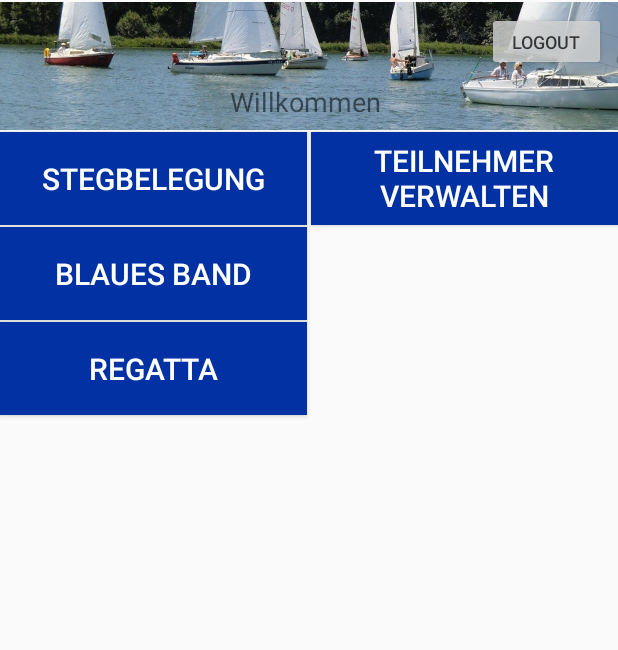
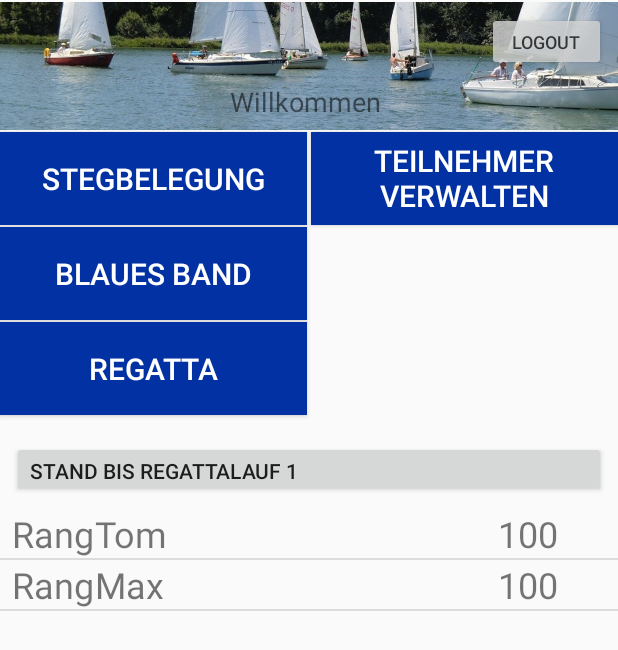
Before and after one commit to Kurmuro/WCGAPP, an Android app: the screen it shows after launch once a user with an empty profile is signed in (Startseite), on a phone screen of 412 x 824 dp. Shown: the top 650 px of the screen. Run offline under Robolectric (Android 15) with nearby library versions, the phone set to English and light mode, and no system bars; our stand-ins replace Firebase (no records; nobody signed in at launch, a user with empty details on screens opened directly).

Commit message:
rangliste

```diff
--- a/app/src/main/java/de/wassersportclub/wcg/Regatta.java
+++ b/app/src/main/java/de/wassersportclub/wcg/Regatta.java
@@ -268,8 +268,6 @@ public class Regatta extends AppCompatActivity {
                         buffer.append(dataSnapshot.child("Nachname").getValue().toString());
 
                         users.add(buffer.toString());
-
-                        System.out.println("test1" + " " + users);
                     }
 
 
@@ -286,7 +284,7 @@ public class Regatta extends AppCompatActivity {
             public void onDataChange(DataSnapshot dataSnapshot) {
                 //Wenn auf Datenbank zugegriffen werden kann:
 
-                ListView list = findViewById(R.id.rangliste);
+                ListView list = findViewById(R.id.auswahlliste);
                 list.setAdapter(new MyListAdapter(Regatta.this, R.layout.regatta_items, users, usersid));
             }
 
--- a/app/src/main/java/de/wassersportclub/wcg/Startseite.java
+++ b/app/src/main/java/de/wassersportclub/wcg/Startseite.java
@@ -1,14 +1,24 @@
 package de.wassersportclub.wcg;
 
+import android.content.Context;
+import android.content.Intent;
+import android.os.Bundle;
+import android.view.LayoutInflater;
+import android.view.View;
+import android.view.ViewGroup;
+import android.widget.ArrayAdapter;
+import android.widget.Button;
+import android.widget.ListView;
+import android.widget.TextView;
+
+import androidx.annotation.NonNull;
+import androidx.annotation.Nullable;
 import androidx.appcompat.app.AppCompatActivity;
 
-import android.content.Intent;
-import android.os.Bundle;
-import android.view.View;
-import android.widget.Button;
-import android.widget.TextView;
+import com.google.firebase.auth.FirebaseAuth;
 
-import com.google.firebase.auth.FirebaseAuth;
+import java.util.ArrayList;
+import java.util.List;
 
 public class Startseite extends AppCompatActivity {
 
@@ -16,6 +26,8 @@ public class Startseite extends AppCompatActivity {
     Button logoutBTN, stegbelegungBTN, verwaltungBTN, blauesbandBTN, regattaBTN;
 
     FirebaseAuth mAuth = FirebaseAuth.getInstance();
+
+    List<Benutzer> benutzerliste = new ArrayList<>();
 
 
     @Override
@@ -33,6 +45,10 @@ public class Startseite extends AppCompatActivity {
 
         //Startet den Listener für alle buttons
         doListen();
+
+        benutzerliste.add(new Benutzer("Tom", 50));
+        benutzerliste.add(new Benutzer("Max", 1));
+        ranglisteErstellen();
 
     }
 
@@ -80,4 +96,88 @@ public class Startseite extends AppCompatActivity {
         Intent intent = new Intent(this, MainActivity.class);
         startActivity(intent);
     }
+
+    public void ranglisteErstellen(){
+        List<String> name = new ArrayList<>();
+        List<Integer> punkte = new ArrayList<>();
+
+        for (Benutzer a : benutzerliste) {
+            name.add(a.getName());
+            punkte.add(a.getInt());
+        }
+
+        ListView list = findViewById(R.id.rangliste);
+        list.setAdapter(new MyListAdapterRang(Startseite.this, R.layout.rangliste_zeile, name, punkte));
+    }
 }
+
+class MyListAdapterRang extends ArrayAdapter<String> {
+
+    int layout;
+    List<String> object;
+    List<Integer> punktzahl;
+
+    public MyListAdapterRang(@NonNull Context context, int resource, @NonNull List<String> objects, List<Integer> punkte) {
+        super(context, resource, objects);
+        layout = resource;
+        object = objects;
+        punktzahl = punkte;
+    }
+
+    @NonNull
+    @Override
+    public View getView(final int position, @Nullable View convertView, @NonNull ViewGroup parent) {
+        ViewHolder mainViewHolder;
+        if(convertView == null){
+            LayoutInflater inflater = LayoutInflater.from(getContext());
+            convertView = inflater.inflate(layout, parent, false);
+            final ViewHolderRang viewHolder = new ViewHolderRang();
+
+            viewHolder.name = convertView.findViewById(R.id.ranglisteNameTV);
+            viewHolder.name.setText(object.get(position));
+
+            viewHolder.rang = convertView.findViewById(R.id.ranglisteRangTV);
+            viewHolder.rang.setText("Rang");
+
+            viewHolder.punktzahl = convertView.findViewById(R.id.ranglistePunkteTV);
+            viewHolder.punktzahl.setText("100");
+
+
+            convertView.setTag(viewHolder);
+        }
+        else{
+            mainViewHolder = (ViewHolder) convertView.getTag();
+            mainViewHolder.name.setText(getItem(position));
+        }
+
+        return convertView;
+    }
+
+}
+class ViewHolderRang{
+    TextView rang;
+    TextView name;
+    TextView punktzahl;
+
+}
+class Benutzer implements Comparable<Benutzer>{
+    private String name;
+    private int punktzahl;
+
+    public Benutzer(String m, int i) {
+        this.name = m;
+        this.punktzahl = i;
+    }
+    public String getName() {
+        return this.name;
+    }
+
+    public int getInt() {
+        return this.punktzahl;
+    }
+
+    @Override
+    public int compareTo(Benutzer benutzer) {
+        return this.name.compareTo(benutzer.getName());
+    }
+}
--- a/app/src/main/res/layout/adminstartseite.xml
+++ b/app/src/main/res/layout/adminstartseite.xml
@@ -111,17 +111,26 @@
         android:id="@+id/rangliste"
         android:layout_width="0dp"
         android:layout_height="0dp"
-        android:layout_marginStart="8dp"
-        android:layout_marginLeft="8dp"
         android:layout_marginTop="8dp"
-        android:layout_marginEnd="8dp"
-        android:layout_marginRight="8dp"
-        android:layout_marginBottom="50dp"
+        android:layout_marginBottom="8dp"
         app:layout_constraintBottom_toBottomOf="parent"
         app:layout_constraintEnd_toEndOf="parent"
         app:layout_constraintStart_toStartOf="parent"
-        app:layout_constraintTop_toBottomOf="@+id/STARTSEITEregattaBTN" >
+        app:layout_constraintTop_toBottomOf="@id/ranglisteWechelBtn" />
 
-    </ListView>
+    <Button
+        android:id="@+id/ranglisteWechelBtn"
+        android:layout_width="0dp"
+        android:layout_height="37dp"
+        android:layout_marginStart="8dp"
+        android:layout_marginLeft="8dp"
+        android:layout_marginTop="17dp"
+        android:layout_marginEnd="8dp"
+        android:layout_marginRight="8dp"
+        android:gravity="left"
+        android:text="Stand bis Regattalauf 1"
+        app:layout_constraintEnd_toEndOf="parent"
+        app:layout_constraintStart_toStartOf="parent"
+        app:layout_constraintTop_toBottomOf="@+id/STARTSEITEregattaBTN" />
 
 </androidx.constraintlayout.widget.ConstraintLayout>
--- /dev/null
+++ b/app/src/main/res/layout/rangliste_zeile.xml
@@ -0,0 +1,45 @@
+<?xml version="1.0" encoding="utf-8"?>
+<LinearLayout xmlns:android="http://schemas.android.com/apk/res/android"
+    xmlns:app="http://schemas.android.com/apk/res-auto"
+    xmlns:tools="http://schemas.android.com/tools"
+    android:orientation="vertical" android:layout_width="match_parent"
+    android:layout_height="match_parent">
+
+    <androidx.constraintlayout.widget.ConstraintLayout
+        android:id="@+id/linearLayout"
+        android:layout_width="match_parent"
+        android:layout_height="match_parent">
+
+        <TextView
+            android:id="@+id/ranglisteRangTV"
+            android:layout_width="55dp"
+            android:layout_height="wrap_content"
+            android:layout_marginStart="8dp"
+            android:layout_marginLeft="8dp"
+            android:text="Rang"
+            android:textSize="24sp"
+            app:layout_constraintBaseline_toBaselineOf="@+id/ranglisteNameTV"
+            app:layout_constraintEnd_toStartOf="@+id/ranglisteNameTV"
+            app:layout_constraintStart_toStartOf="parent" />
+
+        <TextView
+            android:id="@+id/ranglisteNameTV"
+            android:layout_width="0dp"
+            android:layout_height="wrap_content"
+            android:text="Name"
+            android:textSize="24sp"
+            app:layout_constraintEnd_toStartOf="@+id/ranglistePunkteTV"
+            app:layout_constraintStart_toEndOf="@+id/ranglisteRangTV"
+            app:layout_constraintTop_toTopOf="parent" />
+
+        <TextView
+            android:id="@+id/ranglistePunkteTV"
+            android:layout_width="80dp"
+            android:layout_height="wrap_content"
+            android:text="Punkte"
+            android:textSize="24sp"
+            app:layout_constraintBaseline_toBaselineOf="@+id/ranglisteNameTV"
+            app:layout_constraintEnd_toEndOf="parent"
+            app:layout_constraintStart_toEndOf="@+id/ranglisteNameTV" />
+    </androidx.constraintlayout.widget.ConstraintLayout>
+</LinearLayout>
--- a/app/src/main/res/layout/regatta.xml
+++ b/app/src/main/res/layout/regatta.xml
@@ -71,7 +71,7 @@
         app:layout_constraintTop_toBottomOf="@+id/EtTime" />
 
     <ListView
-        android:id="@+id/rangliste"
+        android:id="@+id/auswahlliste"
         android:layout_width="0dp"
         android:layout_height="494dp"
         android:layout_marginStart="8dp"
--- a/app/src/main/res/layout/regatta_liga.xml
+++ b/app/src/main/res/layout/regatta_liga.xml
@@ -4,7 +4,7 @@
     android:layout_height="match_parent">
 
     <TextView
-        android:id="@+id/rang"
+        android:id="@+id/rangliste"
         android:layout_width="40dp"
         android:layout_height="40dp"
         android:layout_marginLeft="0dp"
@@ -19,8 +19,8 @@
         android:layout_height="40dp"
         android:layout_marginStart="0dp"
         android:layout_marginLeft="0dp"
-        android:layout_toEndOf="@+id/rang"
-        android:layout_toRightOf="@+id/rang"
+        android:layout_toEndOf="@+id/rangliste"
+        android:layout_toRightOf="@+id/rangliste"
         android:gravity="center|left"
         android:text=" TextView"
         android:textSize="24sp" />
```
